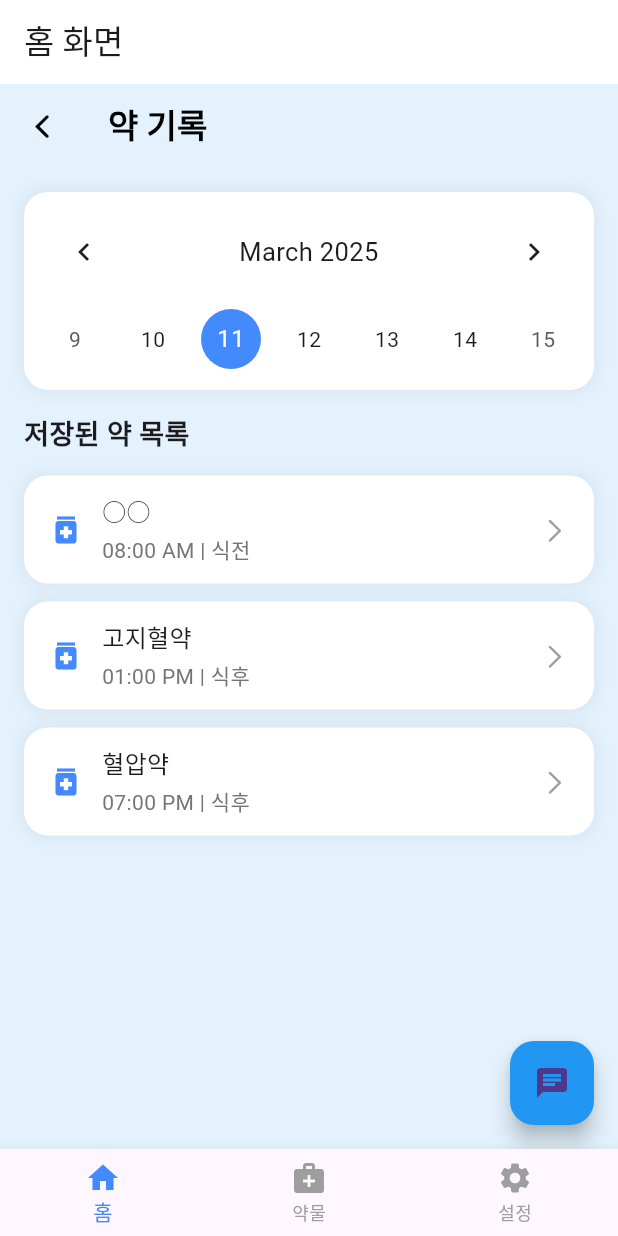
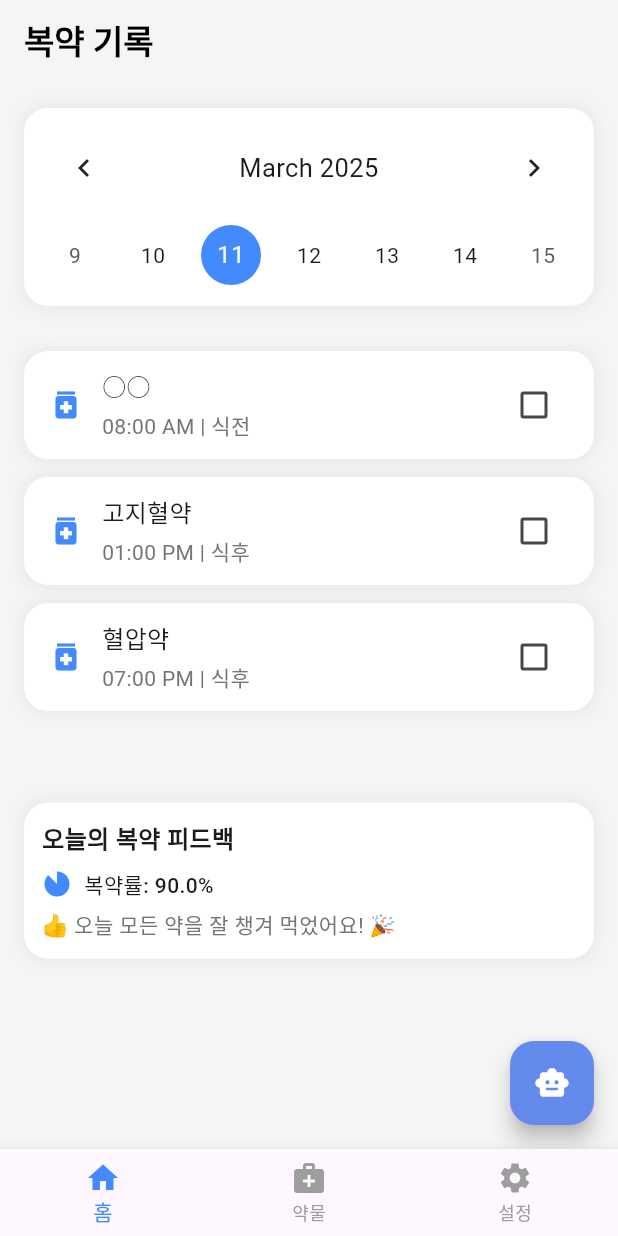
Before and after one commit to 2024-SMHRD-KDT-LangIntelligence-1/MediBot, a Flutter app: the screen it shows after launch, on a phone screen of 412 x 824 dp. Run offline on Flutter 3.47's test engine with Material 3 defaults, Android fonts, the light colour scheme and no system bars; drawn by our look-alikes of table_calendar.

Commit message:
초기 UI

```diff
--- a/medibot/lib/screens/home_screen.dart
+++ b/medibot/lib/screens/home_screen.dart
@@ -7,37 +7,9 @@ class HomeScreen extends StatelessWidget {
 
   @override
   Widget build(BuildContext context) {
-    return Scaffold(
-      backgroundColor: Colors.grey[100],
-      appBar: AppBar(
-        title: const Text("홈 화면"),
-        backgroundColor: Colors.white,
-        elevation: 0,
-      ),
-      body: Center(
-        child: const MedicationRecordScreen(),
-        // child: ElevatedButton(
-        //   onPressed: () {
-        //     Navigator.push(
-        //       context,
-        //       MaterialPageRoute(
-        //         builder: (context) => const MedicationRegistrationScreen(),
-        //       ),
-        //     );
-        //   },
-        //   style: ElevatedButton.styleFrom(
-        //     backgroundColor: Colors.black,
-        //     shape: RoundedRectangleBorder(
-        //       borderRadius: BorderRadius.circular(12),
-        //     ),
-        //     padding: const EdgeInsets.symmetric(horizontal: 20, vertical: 12),
-        //   ),
-        //   child: const Text(
-        //     "+ 약 추가",
-        //     style: TextStyle(color: Colors.white, fontSize: 18),
-        //   ),
-        // ),
-      ),
+    return const Scaffold(
+      // backgroundColor: Colors.grey[100],
+      body: MedicationRecordScreen(), // AppBar 없이 바로 호출
     );
   }
 }
--- a/medibot/lib/screens/medication_schedule.dart
+++ b/medibot/lib/screens/medication_schedule.dart
@@ -2,6 +2,7 @@ import 'package:flutter/cupertino.dart';
 import 'package:flutter/material.dart';
 import 'package:table_calendar/table_calendar.dart';
 import 'package:intl/intl.dart';
+import 'MedicationDetailScreen.dart';
 
 class MedicationRecordScreen extends StatefulWidget {
   const MedicationRecordScreen({super.key});
@@ -12,11 +13,14 @@ class MedicationRecordScreen extends StatefulWidget {
 
 class _MedicationRecordScreenState extends State<MedicationRecordScreen> {
   DateTime _selectedDay = DateTime.now();
-  List<Map<String, String>> _medications = [
-    {"name": "○○", "time": "08:00 AM", "type": "식전"},
-    {"name": "고지혈약", "time": "01:00 PM", "type": "식후"},
-    {"name": "혈압약", "time": "07:00 PM", "type": "식후"},
+  List<Map<String, dynamic>> _medications = [
+    {"name": "○○", "time": "08:00 AM", "type": "식전", "taken": false},
+    {"name": "고지혈약", "time": "01:00 PM", "type": "식후", "taken": false},
+    {"name": "혈압약", "time": "07:00 PM", "type": "식후", "taken": false},
   ];
+
+  double _medicationRate = 90.0; // 복약률 예제 데이터
+  String _feedbackMessage = "👍 오늘 모든 약을 잘 챙겨 먹었어요! 🎉";
 
   void _openChatbot() {
     showModalBottomSheet(
@@ -33,20 +37,20 @@ class _MedicationRecordScreenState extends State<MedicationRecordScreen> {
   @override
   Widget build(BuildContext context) {
     return Scaffold(
-      backgroundColor: Colors.blue.shade50,
+      backgroundColor: Color(0xFFF5F5F5), // 새로운 배경색 적용
       appBar: AppBar(
         title: const Text(
-          "약 기록",
+          "복약 기록",
           style: TextStyle(color: Colors.black, fontWeight: FontWeight.bold),
         ),
         backgroundColor: Colors.transparent,
         elevation: 0,
-        leading: IconButton(
-          icon: const Icon(CupertinoIcons.back, color: Colors.black),
-          onPressed: () {
-            Navigator.pop(context);
-          },
-        ),
+        // leading: IconButton(
+        //   icon: const Icon(CupertinoIcons.back, color: Colors.black),
+        //   onPressed: () {
+        //     Navigator.pop(context);
+        //   },
+        // ),
       ),
       body: SingleChildScrollView(
         padding: const EdgeInsets.all(16.0),
@@ -55,13 +59,15 @@ class _MedicationRecordScreenState extends State<MedicationRecordScreen> {
             _buildRoundedCalendar(),
             const SizedBox(height: 16),
             _buildMedicationList(),
+            const SizedBox(height: 55),
+            _buildMedicationFeedback(),
           ],
         ),
       ),
       floatingActionButton: FloatingActionButton(
         onPressed: _openChatbot,
-        child: Icon(Icons.chat),
-        backgroundColor: Colors.blue,
+        child: Icon(Icons.smart_toy, color: Colors.white),
+        backgroundColor: Color(0xFF648aed),
       ),
     );
   }
@@ -114,21 +120,80 @@ class _MedicationRecordScreenState extends State<MedicationRecordScreen> {
     return Column(
       crossAxisAlignment: CrossAxisAlignment.start,
       children: [
-        const Text(
-          "저장된 약 목록",
-          style: TextStyle(fontSize: 18, fontWeight: FontWeight.bold),
-        ),
         const SizedBox(height: 8),
         Column(
           children:
-              _medications.map((med) => _buildMedicationItem(med)).toList(),
+              _medications.asMap().entries.map((entry) {
+                int index = entry.key;
+                Map<String, dynamic> med = entry.value;
+                return _buildMedicationItem(med, index); // 타입 변환 제거
+              }).toList(),
         ),
       ],
     );
   }
 
-  Widget _buildMedicationItem(Map<String, String> med) {
+  Widget _buildMedicationFeedback() {
     return Container(
+      padding: const EdgeInsets.all(12),
+      decoration: BoxDecoration(
+        color: Colors.white,
+        borderRadius: BorderRadius.circular(16),
+        boxShadow: [
+          BoxShadow(
+            color: Colors.black.withOpacity(0.05),
+            blurRadius: 8,
+            spreadRadius: 2,
+          ),
+        ],
+      ),
+      child: Column(
+        crossAxisAlignment: CrossAxisAlignment.start,
+        children: [
+          Text(
+            "오늘의 복약 피드백",
+            style: TextStyle(fontSize: 16, fontWeight: FontWeight.bold),
+          ),
+          const SizedBox(height: 8),
+          Row(
+            children: [
+              Icon(Icons.incomplete_circle, color: Colors.blueAccent, size: 20),
+              const SizedBox(width: 8),
+              Text(
+                "복약률: $_medicationRate%",
+                style: TextStyle(fontSize: 14, fontWeight: FontWeight.w500),
+              ),
+            ],
+          ),
+          const SizedBox(height: 6),
+          Text(
+            _feedbackMessage,
+            style: TextStyle(fontSize: 14, color: Colors.grey.shade600),
+          ),
+        ],
+      ),
+    );
+  }
+
+  Widget _buildMedicationItem(Map<String, dynamic> med, int index) {
+    return GestureDetector(
+      onTap: () {
+        Navigator.push(
+          context,
+          MaterialPageRoute(
+            builder:
+                (context) => MedicationDetailScreen(
+                  medication: {
+                    ...med,
+                    "intakeTimes": [
+                      {"type": med["type"], "time": med["time"]},
+                    ],
+                  },
+                ),
+          ),
+        );
+      },
+      child: Container(
         margin: const EdgeInsets.symmetric(vertical: 6),
         padding: const EdgeInsets.symmetric(vertical: 12, horizontal: 16),
         decoration: BoxDecoration(
@@ -150,7 +215,7 @@ class _MedicationRecordScreenState extends State<MedicationRecordScreen> {
               crossAxisAlignment: CrossAxisAlignment.start,
               children: [
                 Text(
-                med["name"]!,
+                  med["name"],
                   style: const TextStyle(
                     fontSize: 16,
                     fontWeight: FontWeight.w500,
@@ -164,8 +229,18 @@ class _MedicationRecordScreenState extends State<MedicationRecordScreen> {
               ],
             ),
             const Spacer(),
-          Icon(CupertinoIcons.chevron_right, color: Colors.grey, size: 20),
+            Checkbox(
+              value: med["taken"] ?? false,
+              onChanged: (bool? newValue) {
+                setState(() {
+                  _medications[index]["taken"] = newValue;
+                });
+              },
+            ),
+            // const SizedBox(width: 8),
+            // Icon(Icons.keyboard_arrow_right, color: Colors.grey, size: 20),
           ],
+        ),
       ),
     );
   }
--- a/medibot/lib/widgets/multi_date_picker.dart
+++ b/medibot/lib/widgets/multi_date_picker.dart
@@ -61,11 +61,11 @@ class _MultiDatePickerState extends State<MultiDatePicker> {
               titleCentered: true,
               formatButtonVisible: false,
               leftChevronIcon: const Icon(
-                CupertinoIcons.left_chevron,
+                Icons.arrow_back_ios,
                 color: Colors.black,
               ),
               rightChevronIcon: const Icon(
-                CupertinoIcons.right_chevron,
+                Icons.arrow_forward_ios,
                 color: Colors.black,
               ),
               titleTextStyle: const TextStyle(
```
Also changed, not shown: medibot/lib/screens/MedicationDetailScreen.dart (added, +280 -0 lines), medibot/lib/screens/MedicationEditScreen.dart (added, +149 -0 lines), medibot/lib/widgets/intake_time_selector.dart (+100 -47 lines). Lines whose indentation alone changed are shown as unchanged.
